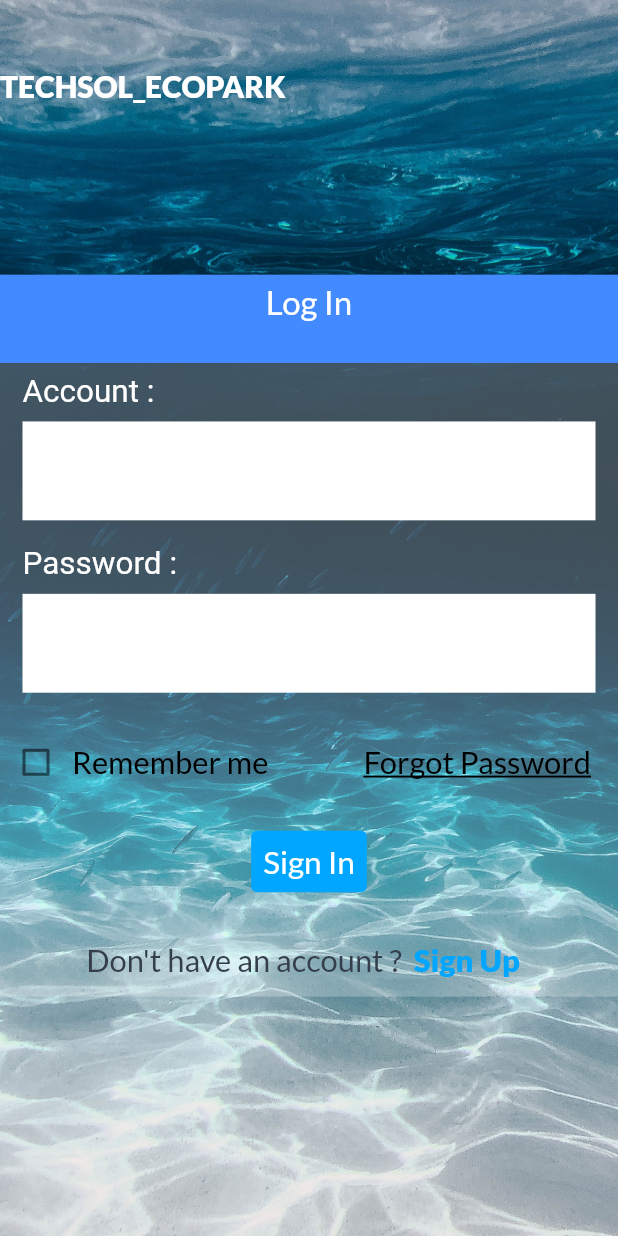
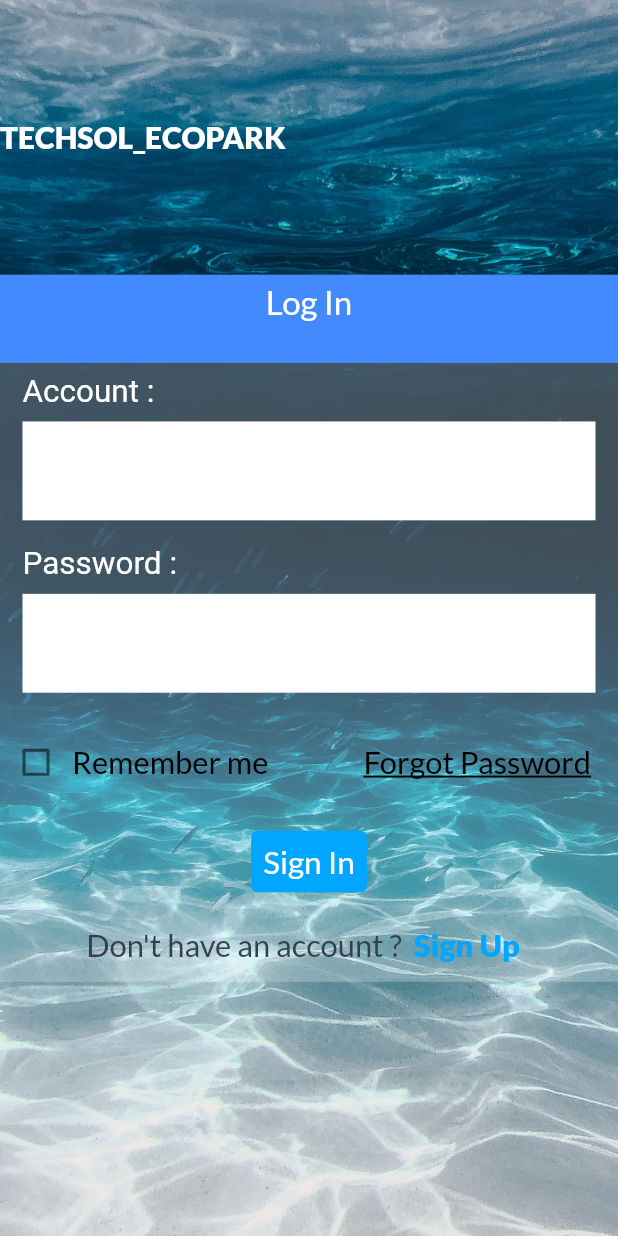
Before and after one commit to AnhNThust/Techsol_Ecopark, a Flutter app: the screen it shows after launch, on a phone screen of 412 x 824 dp. Run offline on Flutter 3.47's test engine with Material 2 defaults, Android fonts, the light colour scheme and no system bars.

Commit message:
Resize for a larger screen

```diff
--- a/lib/main.dart
+++ b/lib/main.dart
@@ -77,7 +77,7 @@ class SignInButton extends StatelessWidget {
 
     return Container(
       margin: EdgeInsets.only(
-        bottom: size.height * 0.022,
+        bottom: size.height * 0.01,
       ),
       child: TextButton(
         onPressed: () {},
--- a/lib/screens/login/name_company.dart
+++ b/lib/screens/login/name_company.dart
@@ -13,10 +13,8 @@ class NameCompany extends StatelessWidget {
     return Container(
       width: size.width,
       height: size.height / 4.5,
-      child: Padding(
-        padding: const EdgeInsets.symmetric(
-          vertical: 45,
-        ),
+      child: Align(
+        alignment: Alignment.centerLeft,
         child: Text(
           "TECHSOL_ECOPARK",
           style: TextStyle(
```
